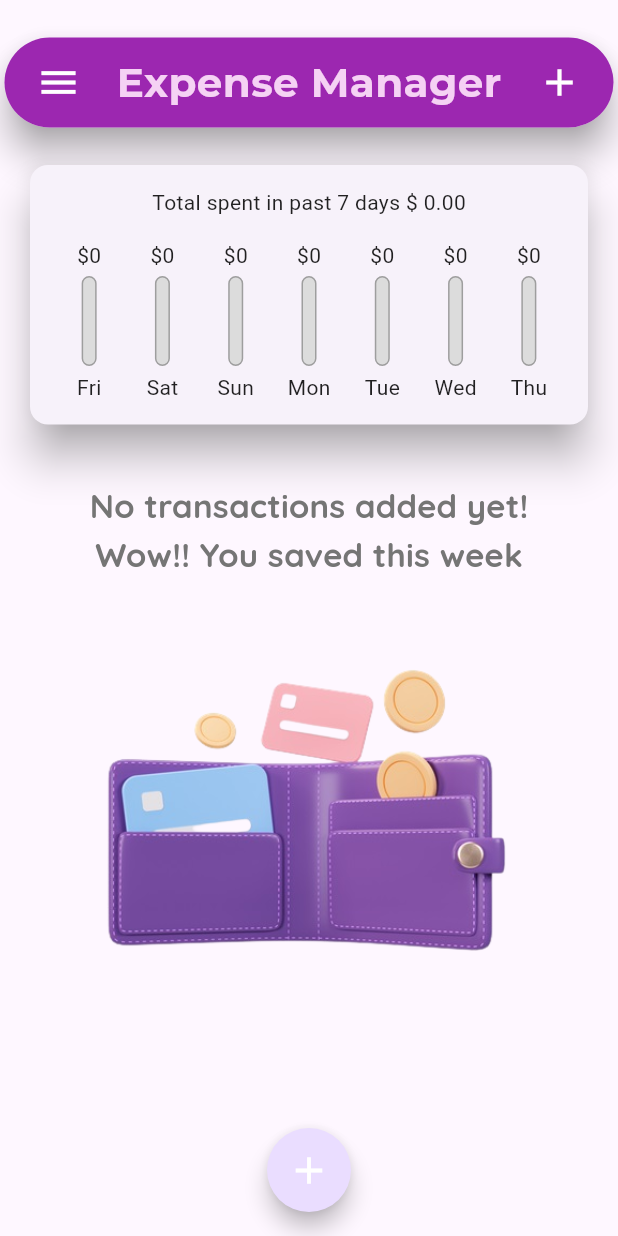
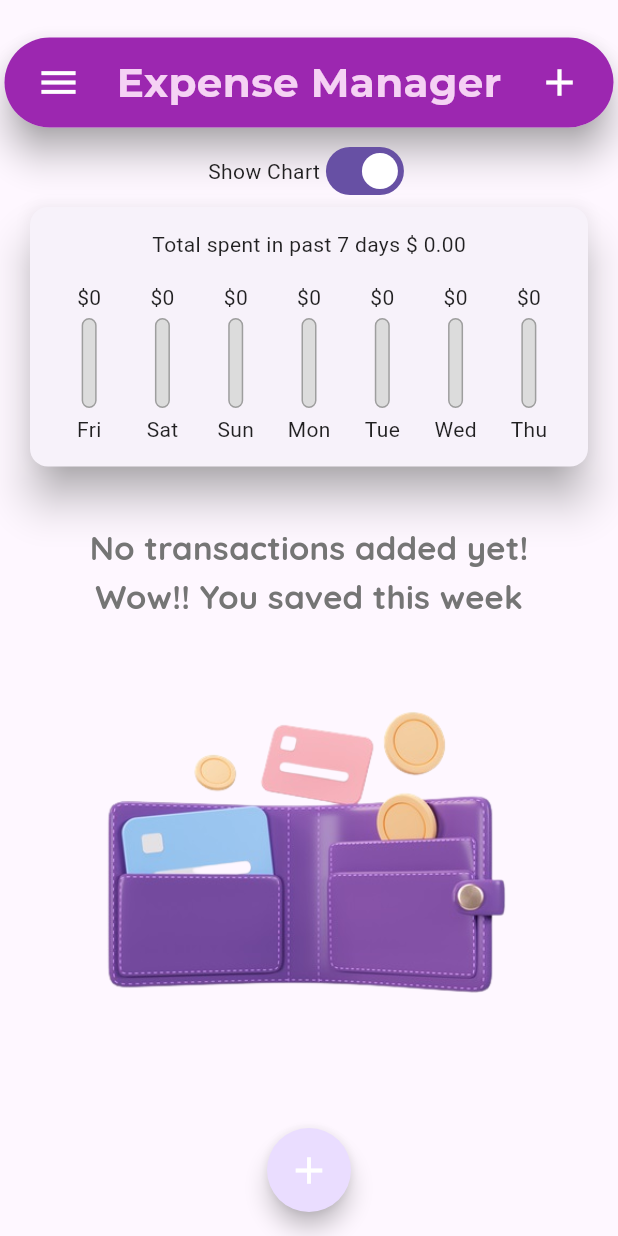
Before and after one commit to Sahilpervez/expense-tracker, a Flutter app: the screen it shows after launch, on a phone screen of 412 x 824 dp. Run offline on Flutter 3.47's test engine with Material 2 defaults, Android fonts, the phone set to English and light mode, and no system bars; our stand-ins replace gap, get.

Commit message:
Added Show Chart switch using Switch() widget

```diff
--- a/lib/main.dart
+++ b/lib/main.dart
@@ -109,6 +109,8 @@ class _MyHomepageState extends State<MyHomepage> {
     );
   }
 
+  bool _showchart = true;
+
   void _deleteTranx(String id) {
     setState(() {
       _userTransaction.removeWhere((element) {
@@ -119,6 +121,7 @@ class _MyHomepageState extends State<MyHomepage> {
 
   @override
   Widget build(BuildContext context) {
+    final isLandscape = MediaQuery.of(context).orientation == Orientation.landscape;
     return Scaffold(
       // appBar: AppBar(
       //   backgroundColor: Colors.purple,
@@ -203,7 +206,18 @@ class _MyHomepageState extends State<MyHomepage> {
             ),
             Column(
               children: [
-                Chart(_recentTransactions),
+                Row(
+                  mainAxisAlignment: MainAxisAlignment.center,
+                  children: [
+                    Text("Show Chart"),
+                    Switch(value: _showchart, onChanged: (_){
+                      setState(() {
+                        _showchart = ! _showchart;
+                      });
+                    })
+                  ],
+                ),
+                if(_showchart == true) Chart(_recentTransactions) ,
                 TransactionList(_userTransaction, _deleteTranx),
               ],
             ),
--- a/lib/widgets/chart.dart
+++ b/lib/widgets/chart.dart
@@ -48,7 +48,7 @@ class Chart extends StatelessWidget {
     return Card(
       elevation: 12,
       shadowColor: Colors.grey,
-      margin: EdgeInsets.only(top: 20,left: 20,right: 20,bottom: 17),
+      margin: EdgeInsets.only(left: 20,right: 20,bottom: 17),
       child: Column(
         children: [
           Container(margin: EdgeInsets.only(top: 15),child: Text("Total spent in past 7 days \$ ${totalSpending.toStringAsFixed(2)}"),),
```
